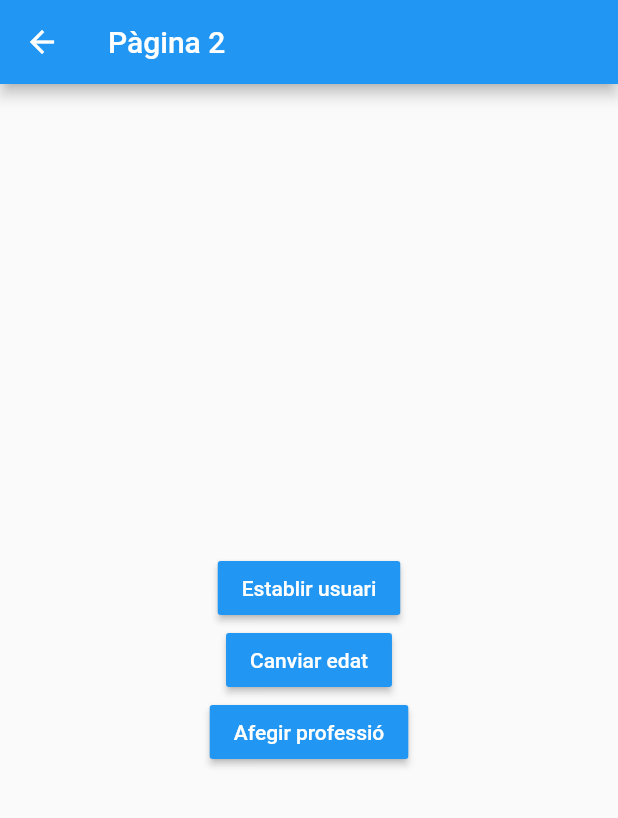
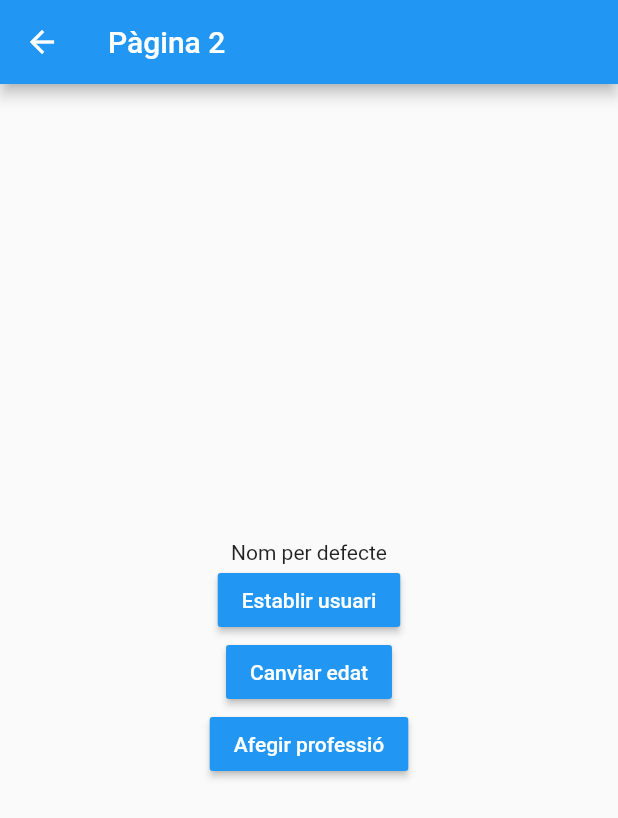
Before and after one commit to jaumecf/gestio_estats, a Flutter app: the Pagina2 screen opened by its route, after a tap on "Establir usuari", on a phone screen of 412 x 824 dp. Shown: the top 818 px of the screen. Run offline on Flutter 3.47's test engine with Material 2 defaults, Android fonts, the phone set to English and light mode, and no system bars.

Commit message:
Model singleton

```diff
--- a/lib/models/usuari.dart
+++ b/lib/models/usuari.dart
@@ -3,5 +3,5 @@ class Usuari {
   int? edat;
   List<String>? professions;
 
-  Usuari({this.nom, this.edat, this.professions});
+  Usuari({required this.nom, required this.edat, required this.professions});
 }
--- a/lib/pages/pagina_1.dart
+++ b/lib/pages/pagina_1.dart
@@ -1,4 +1,7 @@
 import 'package:flutter/material.dart';
+import 'package:gestio_estats/services/usuari_service.dart';
+
+import '../models/usuari.dart';
 
 class Pagina1 extends StatelessWidget {
   @override
@@ -7,7 +10,19 @@ class Pagina1 extends StatelessWidget {
       appBar: AppBar(
         title: Text('Pàgina 1'),
       ),
-      body: InfoUser(),
+      /* Com mostrar la informació en funció de sis tenim dades d'aquest o no?
+      Canviarem el cos que teniem, (nomes info usuari), per un stream builder
+      Aquest ens permetrà accedir al snapshot que contindrà les dades que
+      enviarem des de la classe Usuari_service (singleton).
+      */
+      body: StreamBuilder(
+        stream: usuariService.usuariStream,
+        builder: (BuildContext context, AsyncSnapshot snapshot) {
+          return snapshot.hasData
+              ? InfoUser(snapshot.data)
+              : Center(child: Text('No hi ha informació de l\'usuari'));
+        },
+      ),
       floatingActionButton: FloatingActionButton(
         child: Icon(Icons.accessibility_new),
         onPressed: () => Navigator.pushNamed(context, 'pagina_2'),
@@ -17,6 +32,10 @@ class Pagina1 extends StatelessWidget {
 }
 
 class InfoUser extends StatelessWidget {
+  final Usuari usuari;
+
+  InfoUser(this.usuari);
+
   @override
   Widget build(BuildContext context) {
     return Container(
@@ -29,13 +48,14 @@ class InfoUser extends StatelessWidget {
           Text('General',
               style: TextStyle(fontSize: 18, fontWeight: FontWeight.bold)),
           Divider(),
-          ListTile(title: Text('Nom:')),
-          ListTile(title: Text('Edat:')),
+          ListTile(title: Text('Nom: ${usuari.nom}')),
+          ListTile(title: Text('Edat: ${usuari.edat}')),
           Text('Professions',
               style: TextStyle(fontSize: 18, fontWeight: FontWeight.bold)),
           Divider(),
-          ListTile(title: Text('Professió 1:')),
-          ListTile(title: Text('Edat:')),
+          ListTile(title: Text('Professió 1: ')),
+          ListTile(title: Text('Professió 1: ')),
+          ListTile(title: Text('Professió 1: ')),
         ],
       ),
     );
--- a/lib/pages/pagina_2.dart
+++ b/lib/pages/pagina_2.dart
@@ -1,4 +1,8 @@
 import 'package:flutter/material.dart';
+import 'package:gestio_estats/models/usuari.dart';
+import 'package:gestio_estats/services/usuari_service.dart';
+
+import '../models/usuari.dart';
 
 class Pagina2 extends StatelessWidget {
   @override
@@ -11,11 +15,23 @@ class Pagina2 extends StatelessWidget {
         child: Column(
           mainAxisAlignment: MainAxisAlignment.center,
           children: [
+            StreamBuilder(
+              stream: usuariService.usuariStream,
+              builder: (BuildContext context, AsyncSnapshot<Usuari> snapshot) {
+                return snapshot.hasData
+                    ? Text('${snapshot.data!.nom}')
+                    : Text('Nom: Undefined');
+              },
+            ),
             MaterialButton(
               child: Text('Establir usuari',
                   style: TextStyle(color: Colors.white)),
               color: Colors.blue,
-              onPressed: () {},
+              onPressed: () {
+                final nouUsuari = new Usuari(
+                    nom: 'Nom per defecte', edat: 30, professions: null);
+                usuariService.guardaUsuari(nouUsuari);
+              },
             ),
             MaterialButton(
               child:
--- /dev/null
+++ b/lib/services/usuari_service.dart
@@ -0,0 +1,31 @@
+import 'dart:async';
+
+import 'package:gestio_estats/models/usuari.dart';
+
+class _UsuariService {
+  Usuari? _usuari;
+
+  StreamController<Usuari> _usuariStreamController =
+      new StreamController<Usuari>.broadcast();
+
+  Usuari? get usuari => this._usuari;
+
+  bool get exixteixUsuari => (this._usuari != null) ? true : false;
+
+  Stream<Usuari> get usuariStream => _usuariStreamController.stream;
+
+  void guardaUsuari(Usuari usuari) {
+    this._usuari = usuari;
+    this._usuariStreamController.add(usuari);
+  }
+
+  void canviaEdat(int edat) {
+    this._usuari!.edat = edat;
+  }
+
+  dispose() {
+    this._usuariStreamController.close();
+  }
+}
+
+final usuariService = new _UsuariService();
```
